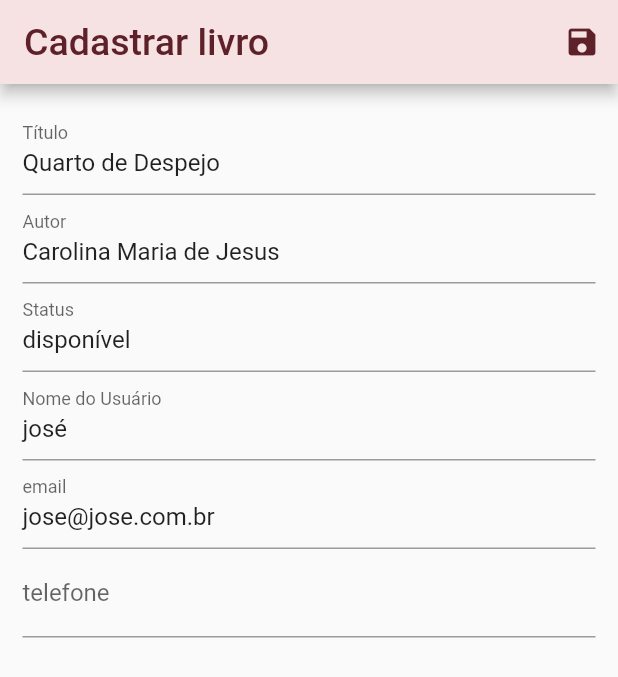
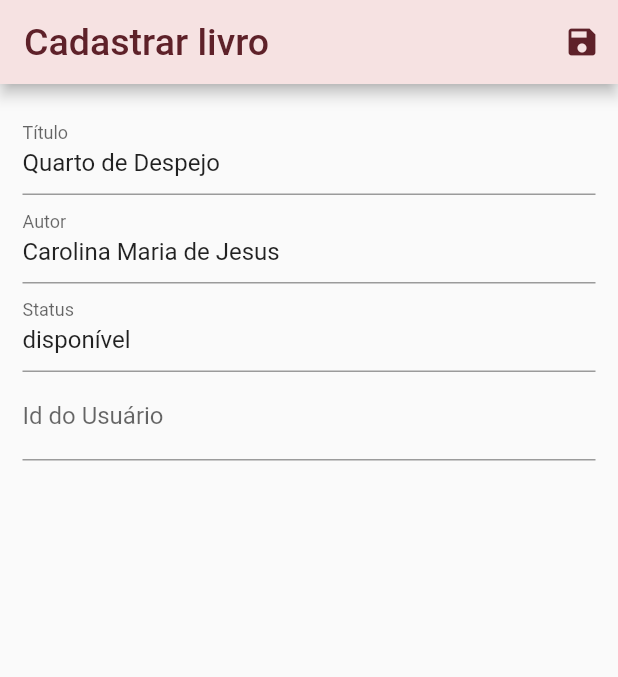
Before and after one commit to arcursino/dispositivos-moveis, a Flutter app: the LivrosPage screen opened directly, after a tap on the "edit" icon, on a phone screen of 412 x 824 dp. Shown: the top 677 px of the screen. Run offline on Flutter 3.47's test engine with Material 2 defaults, Android fonts, the phone set to English and light mode, and no system bars; our stand-ins replace hexcolor.

Commit message:
Altera atributos de livros

```diff
--- a/literall/lib/data/dummy_livros.dart
+++ b/literall/lib/data/dummy_livros.dart
@@ -13,11 +13,7 @@ const DUMMY_LIVROS = {
     idioma: 'Português',
     isbn: '8564296012',
     status: 'disponível',
-    nomeUsuario: 'josé',
-    dataDeAtualizacao: '10/10/2020',
-    dataDeCriacao: '01/01/2020',
-    email: 'jose@jose.com.br',
-    telefone: ''
+    idUsuario: 1,
   ),
   '2': const Livros(
     id: '2',
@@ -31,11 +27,7 @@ const DUMMY_LIVROS = {
     idioma: 'Português',
     isbn: ' 8534705259',
     status: 'disponível',
-    nomeUsuario: 'maria',
-    dataDeAtualizacao: '10/10/2020',
-    dataDeCriacao: '01/01/2020',
-    email: 'maria@maria.com.br',
-    telefone: ''
+    idUsuario: 2
   ),
   '3': const Livros(
     id: '3',
@@ -49,10 +41,6 @@ const DUMMY_LIVROS = {
     idioma: 'Inglês',
     isbn: ' 8534705259',
     status: 'Disponível',
-    nomeUsuario: 'marta',
-    dataDeAtualizacao: '10/10/2020',
-    dataDeCriacao: '01/01/2020',
-    email: 'marta@marta.com.br',
-    telefone: ''
+    idUsuario: 2
   ),
 };
--- a/literall/lib/model/livros_mock.dart
+++ b/literall/lib/model/livros_mock.dart
@@ -3,15 +3,11 @@ import 'package:flutter/material.dart';
 
 class Usuario {
   String nome;
-  String dataDeAtualizacao;
-  String dataDeCriacao;
   String email;
   String telefone;
 
   Usuario({
     @required this.nome,
-    @required this.dataDeAtualizacao,
-    @required this.dataDeCriacao,
     @required this.email,
     @required this.telefone,
   });
@@ -29,13 +25,7 @@ class Livros {
   final String idioma;
   final String isbn;
   final String status;//Enum
-  //final Usuario usuario;
-  final String nomeUsuario;
-  final String dataDeAtualizacao;
-  final String dataDeCriacao;
-  final String email;
-  final String telefone;
-
+  final num idUsuario;
 
   const Livros({
     this.id,
@@ -49,10 +39,6 @@ class Livros {
     @required this.idioma,
     @required this.isbn,
     @required this.status,
-    @required this.nomeUsuario,
-    @required this.dataDeAtualizacao,
-    @required this.dataDeCriacao,
-    @required this.email,
-    this.telefone
+    @required this.idUsuario
   });
 }
--- a/literall/lib/pages/forms/livros.dart
+++ b/literall/lib/pages/forms/livros.dart
@@ -18,16 +18,14 @@ class LivrosForm extends StatelessWidget {
       _formData['titulo'] = livro.titulo;
       _formData['autor'] = livro.autor;
       _formData['status']= livro.status;
-      _formData['nomeUsuario'] = livro.nomeUsuario;
-      _formData['email']= livro.email;
-      _formData['telefone'] = livro.telefone;
+      _formData['nomeUsuario'] = livro.idUsuario.toString();
     }
   }
 
   @override
   Widget build(BuildContext context) {
     final Livros livro = ModalRoute.of(context).settings.arguments;
-
+    List<String> _status = ['DISPONIVEL','INDISPONIVEL'];
     _loadFormData(livro);
 
     return MaterialApp(
@@ -53,9 +51,7 @@ class LivrosForm extends StatelessWidget {
                     titulo: _formData['titulo'],
                     autor: _formData['autor'],
                     status: _formData['status'],
-                    nomeUsuario: _formData['nomeUsuario'],
-                    email: _formData['email'],
-                    telefone: _formData['telefone'],
+                    idUsuario: int.parse(_formData['idUsuario']),
                 ));
 
                 Navigator.of(context).pop();
@@ -114,20 +110,10 @@ class LivrosForm extends StatelessWidget {
                   onSaved: (value) => _formData['status'] = value,
                 ),
                 TextFormField(
-                  initialValue: _formData['nomeUsuario'],
-                  decoration: InputDecoration(labelText: 'Nome do Usuário'),
-                  onSaved: (value) => _formData['nomeUsuario'] = value,
-                ),
-                TextFormField(
-                  initialValue: _formData['email'],
-                  decoration: InputDecoration(labelText: 'email'),
-                  onSaved: (value) => _formData['email'] = value,
-                ),
-                TextFormField(
-                  initialValue: _formData['telefone'],
-                  decoration: InputDecoration(labelText: 'telefone'),
-                  onSaved: (value) => _formData['telefone'] = value,
-                ),
+                  initialValue: _formData['idUsuario'],
+                  decoration: InputDecoration(labelText: 'Id do Usuário'),
+                  onSaved: (value) => _formData['idUsuario'] = value,
+                )
               ],
             ),
           ),
--- a/literall/lib/provider/livros.dart
+++ b/literall/lib/provider/livros.dart
@@ -41,11 +41,7 @@ class Livro with ChangeNotifier {
             idioma: livro.idioma,
             isbn: livro.isbn,
             status: livro.status,
-            nomeUsuario: livro.nomeUsuario,
-            dataDeAtualizacao: livro.dataDeAtualizacao,
-            dataDeCriacao: livro.dataDeCriacao,
-            email: livro.email,
-            telefone: livro.telefone,
+            idUsuario: livro.idUsuario,
           ),
       );
     } else {
@@ -64,11 +60,7 @@ class Livro with ChangeNotifier {
         idioma: livro.idioma,
         isbn: livro.isbn,
         status: livro.status,
-        nomeUsuario: livro.nomeUsuario,
-        dataDeAtualizacao: livro.dataDeAtualizacao,
-        dataDeCriacao: livro.dataDeCriacao,
-        email: livro.email,
-        telefone: livro.telefone,
+        idUsuario: livro.idUsuario
       ),
     );
     }
```
